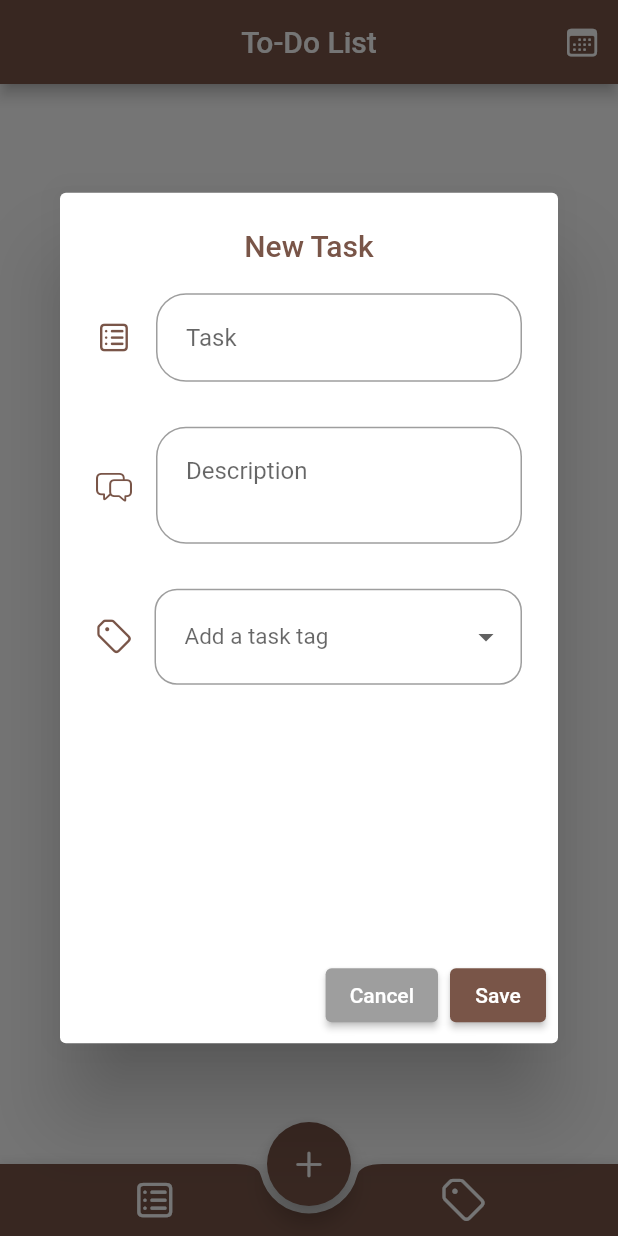
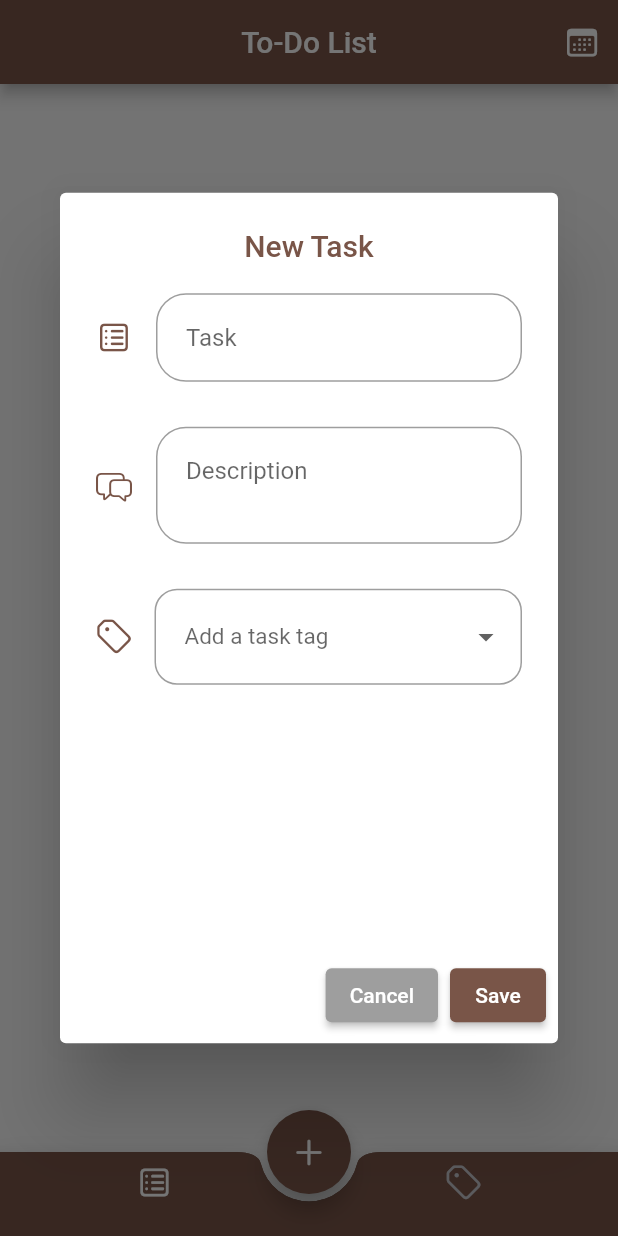
Before and after one commit to muzamil4546/todo_list, a Flutter app: the screen it shows after launch, after a tap on an icon or button, on a phone screen of 412 x 824 dp. Run offline on Flutter 3.47's test engine with Material 2 defaults, Android fonts, the phone set to English and light mode, and no system bars; our stand-ins replace cloud_firestore, firebase_core; accounts and stored records are empty.

```diff
--- a/lib/AddTaskAlertDialog.dart
+++ /dev/null
@@ -1,23 +0,0 @@
-import 'package:flutter/cupertino.dart';
-import 'package:flutter/material.dart';
-
-class _AddTaskAlertDialog extends StatefulWidget {
-  const _AddTaskAlertDialog({Key? key}) : super(key: key);
-
-  @override
-  State<_AddTaskAlertDialog> createState() => _AddTaskAlertDialogState();
-}
-
-class _AddTaskAlertDialogState extends State<_AddTaskAlertDialog> {
-  @override
-  Widget build(BuildContext context) {
-
-    var width = MediaQuery.of(context).size.width;
-    var height = MediaQuery.of(context).size.height;
-    return AlertDialog(
-      scrollable: true,
-      title: Text('New Task'),
-      alignment: Alignment.center,
-    );
-  }
-}
--- a/lib/uiscreens/HomePage.dart
+++ b/lib/uiscreens/HomePage.dart
@@ -1,8 +1,12 @@
+import 'dart:math';
+
 import 'package:cloud_firestore/cloud_firestore.dart';
 import 'package:flutter/cupertino.dart';
 import 'package:flutter/material.dart';
+import 'package:todo_list/uiscreens/tasks.dart';
+import 'package:todo_list/uiscreens/tasks.dart';
 import '../widgets/add_task_alert_dialog.dart';
-import '../widgets/customTextField.dart';
+import 'categories.dart';
 
 class HomePage extends StatefulWidget {
   const HomePage({Key? key}) : super(key: key);
@@ -13,9 +17,9 @@ class HomePage extends StatefulWidget {
 
 class _HomePageState extends State<HomePage> {
 
-
+  final PageController pageController = PageController(initialPage: 0);
   final List widgets = [Container(color: Colors.white),Container(color: Colors.black)];
-  int selectIndex = 0;
+ late int selectIndex = 0;
   @override
   Widget build(BuildContext context) {
 
@@ -38,27 +42,51 @@ class _HomePageState extends State<HomePage> {
           shape: const CircularNotchedRectangle(),
           notchMargin: 5.0,
           clipBehavior: Clip.antiAlias,
-          child: Row(
-            mainAxisAlignment: MainAxisAlignment.spaceAround,
-            children: [
-              IconButton(onPressed: (){
+          child: SizedBox(
+            height: kBottomNavigationBarHeight,
+            child: BottomNavigationBar(
+              backgroundColor: Colors.brown,
+              currentIndex: selectIndex,
+              selectedItemColor: Colors.white,
+              unselectedItemColor: CupertinoColors.systemGrey3,
+              onTap: (index){
                 setState(() {
-                  selectIndex=0;
-                });
-                },
-                  icon: const Icon(CupertinoIcons.square_list,color: Colors.white,),
-                iconSize: 30,
-              ),
-              IconButton(onPressed: (){
-                setState(() {
-                  selectIndex=1;
+                  selectIndex = index;
+                  pageController.jumpToPage(index);
                 });
               },
-                icon: const Icon(CupertinoIcons.tag,color: Colors.white,),
-                iconSize: 30,
-              ),
-            ],
-          ),
+              items: [
+                BottomNavigationBarItem(
+                    icon: Icon(
+                        CupertinoIcons.square_list),
+                    label: ''
+                ),
+                BottomNavigationBarItem(
+                    icon: Icon(CupertinoIcons.tag),label: ''
+                )
+              ],
+            ),)
+          // child: Row(
+          //   mainAxisAlignment: MainAxisAlignment.spaceAround,
+          //   children: [
+          //     IconButton(onPressed: (index){
+          //       setState(() {
+          //         Text('Test',style: TextStyle(fontSize: 40,color: Colors.pink),);
+          //         selectIndex=index;
+          //       });
+          //       },
+          //         icon: const Icon(CupertinoIcons.square_list,color: Colors.white,),
+          //       iconSize: 30,
+          //     ),
+          //     IconButton(onPressed: (){
+          //       setState(() {
+          //       });
+          //     },
+          //       icon: const Icon(CupertinoIcons.tag,color: Colors.white,),
+          //       iconSize: 30,
+          //     ),
+          //   ],
+          // ),
         ),
         floatingActionButton: FloatingActionButton(
           backgroundColor: Colors.brown,
@@ -69,9 +97,17 @@ class _HomePageState extends State<HomePage> {
             color: Colors.white,)
         ),
         floatingActionButtonLocation: FloatingActionButtonLocation.centerDocked,
-        body: Center(
-            child: widgets[selectIndex],
-        )
+        body: PageView(
+          controller: pageController,
+          children: <Widget> [
+            Center(
+              child:Tasks(),
+            ),
+            Center(
+                child: Categories()
+            ),
+          ],
+        ),
       ),
     );
   }
--- /dev/null
+++ b/lib/uiscreens/categories.dart
@@ -0,0 +1,20 @@
+import 'package:flutter/material.dart';
+
+class Categories extends StatefulWidget {
+  const Categories({Key? key}) : super(key: key);
+
+  @override
+  State<Categories> createState() => _CategoriesState();
+}
+
+class _CategoriesState extends State<Categories> {
+  @override
+  Widget build(BuildContext context) {
+    return Center(
+        child: Text('Categories Text',
+          style: TextStyle(
+              color: Colors.brown),
+        )
+    );
+  }
+}
--- /dev/null
+++ b/lib/uiscreens/tasks.dart
@@ -0,0 +1,23 @@
+import 'package:flutter/cupertino.dart';
+import 'package:flutter/material.dart';
+
+class Tasks extends StatefulWidget {
+  const Tasks({Key? key}) : super(key: key);
+
+  @override
+  State<Tasks> createState() => _TasksState();
+}
+
+class _TasksState extends State<Tasks> {
+  @override
+  Widget build(BuildContext context) {
+    return Container(
+      padding: EdgeInsets.all(15),
+      child: Text('Test',
+        style: TextStyle(
+            fontSize: 30,
+            color: Colors.black),
+      ),
+    );
+  }
+}
```
